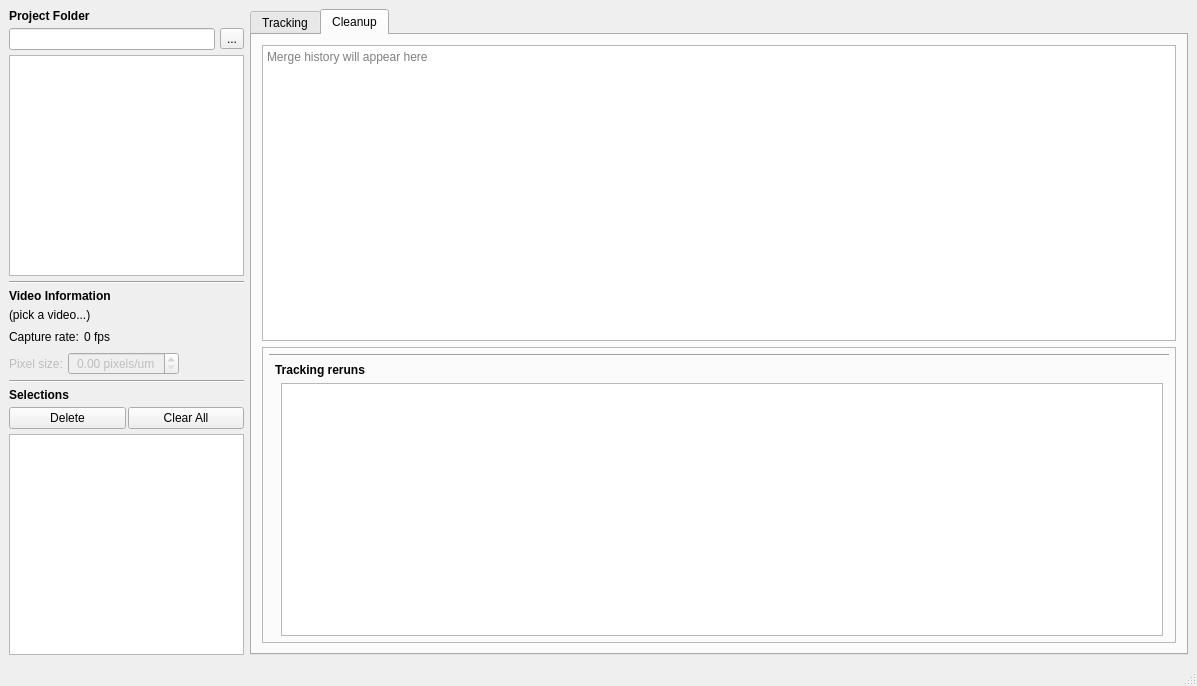
Old version of the form mainwindow.ui in the repository adwolfe/yawt.
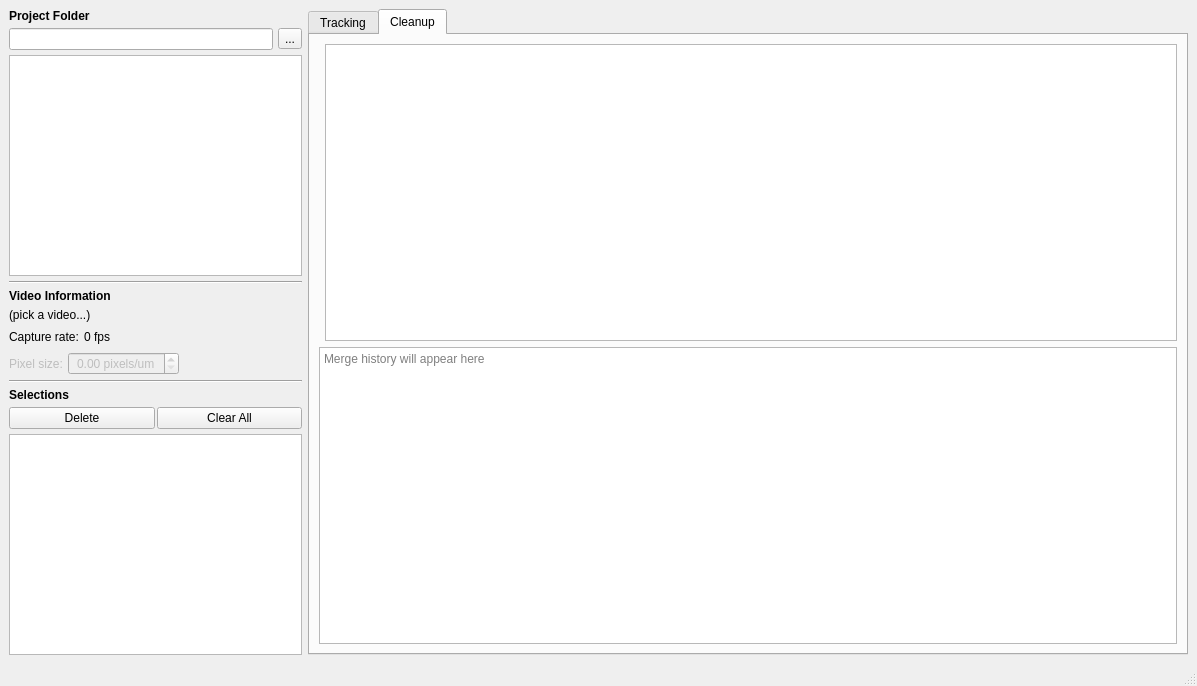
New version of the form. Icons and pictures are not drawn. Custom widgets are drawn as their Qt base class.

Commit message: added more overlay functionality, rearranged cleanup tab

```diff
--- a/mainwindow.ui
+++ b/mainwindow.ui
@@ -14,7 +14,7 @@
    <string>MainWindow</string>
   </property>
   <widget class="QWidget" name="centralwidget">
-   <layout class="QHBoxLayout" name="horizontalLayout_4" stretch="1,4">
+   <layout class="QHBoxLayout" name="horizontalLayout_4" stretch="1,3">
     <property name="sizeConstraint">
      <enum>QLayout::SizeConstraint::SetNoConstraint</enum>
     </property>
@@ -1048,86 +1048,25 @@
        <attribute name="title">
         <string>Cleanup</string>
        </attribute>
-  <layout class="QGridLayout" name="gridLayout_4">
-        <property name="leftMargin">
-         <number>10</number>
-        </property>
-        <property name="topMargin">
-         <number>10</number>
-        </property>
-        <property name="rightMargin">
-         <number>10</number>
-        </property>
-        <property name="bottomMargin">
-         <number>10</number>
-        </property>
-  <item row="0" column="0">
-   <widget class="QTextEdit" name="mergeHistoryText">
-    <property name="placeholderText">
-     <string>Merge history will appear here</string>
-    </property>
-    <property name="readOnly">
-     <bool>true</bool>
-    </property>
-   </widget>
-  </item>
-  <item row="1" column="0">
-   <widget class="QFrame" name="frame_2">
-          <property name="frameShape">
-           <enum>QFrame::Shape::StyledPanel</enum>
+       <layout class="QVBoxLayout" name="verticalLayout_2">
+        <item>
+         <layout class="QHBoxLayout" name="horizontalLayout_10">
+          <item>
+           <widget class="MiniVideoLoader" name="miniVideoLoaderOverlay" native="true"/>
+          </item>
+          <item>
+           <widget class="QTableView" name="annoTableView"/>
+          </item>
+         </layout>
+        </item>
+        <item>
+         <widget class="QTextEdit" name="mergeHistoryText">
+          <property name="readOnly">
+           <bool>true</bool>
           </property>
-          <property name="frameShadow">
-           <enum>QFrame::Shadow::Raised</enum>
+          <property name="placeholderText">
+           <string>Merge history will appear here</string>
           </property>
-          <layout class="QVBoxLayout" name="verticalLayout_2">
-           <property name="leftMargin">
-            <number>6</number>
-           </property>
-           <property name="topMargin">
-            <number>6</number>
-           </property>
-           <property name="rightMargin">
-            <number>6</number>
-           </property>
-           <property name="bottomMargin">
-            <number>6</number>
-           </property>
-           <item>
-            <widget class="Line" name="line_5">
-             <property name="orientation">
-              <enum>Qt::Orientation::Horizontal</enum>
-             </property>
-            </widget>
-           </item>
-           <item>
-            <layout class="QGridLayout" name="gridLayout_6" columnstretch="0,1">
-             <property name="leftMargin">
-              <number>6</number>
-             </property>
-             <property name="topMargin">
-              <number>0</number>
-             </property>
-             <property name="rightMargin">
-              <number>6</number>
-             </property>
-             <item row="0" column="0" colspan="2">
-              <widget class="QLabel" name="label_10">
-               <property name="font">
-                <font>
-                 <bold>true</bold>
-                </font>
-               </property>
-               <property name="text">
-                <string>Tracking reruns</string>
-               </property>
-              </widget>
-             </item>
-             <item row="1" column="1">
-              <widget class="QTableView" name="annoTableView"/>
-             </item>
-            </layout>
-           </item>
-          </layout>
          </widget>
         </item>
        </layout>
```
Left out of the diff: 1 changed line with no effect on the pictures. The commit also changes 3 other files.
